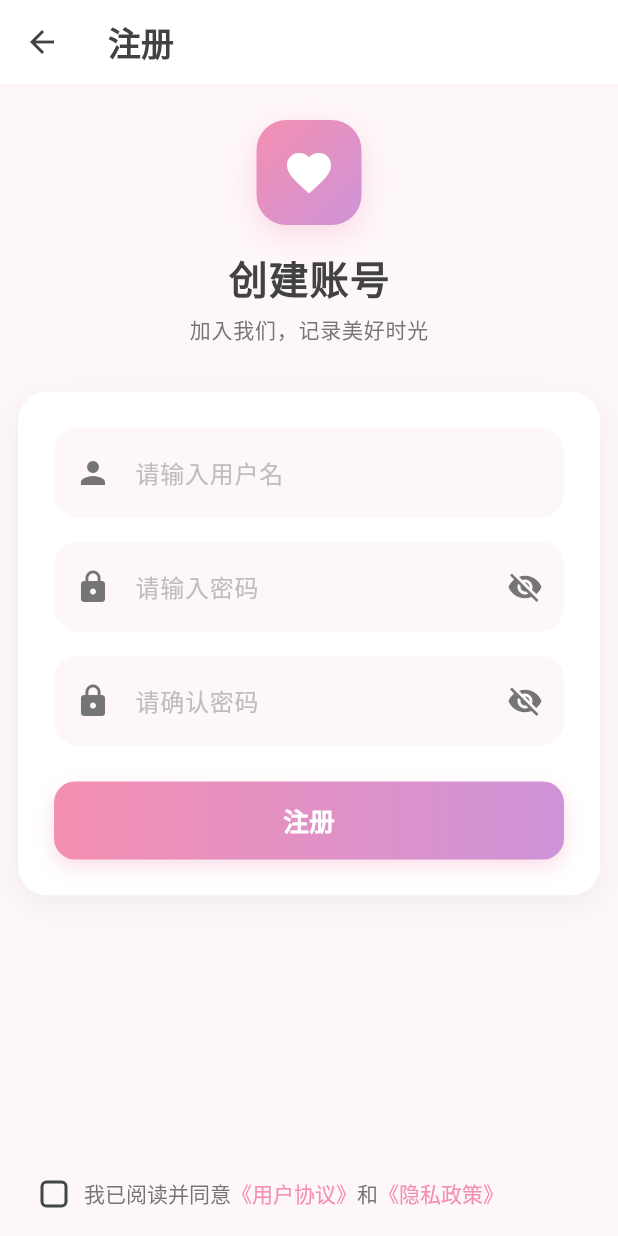
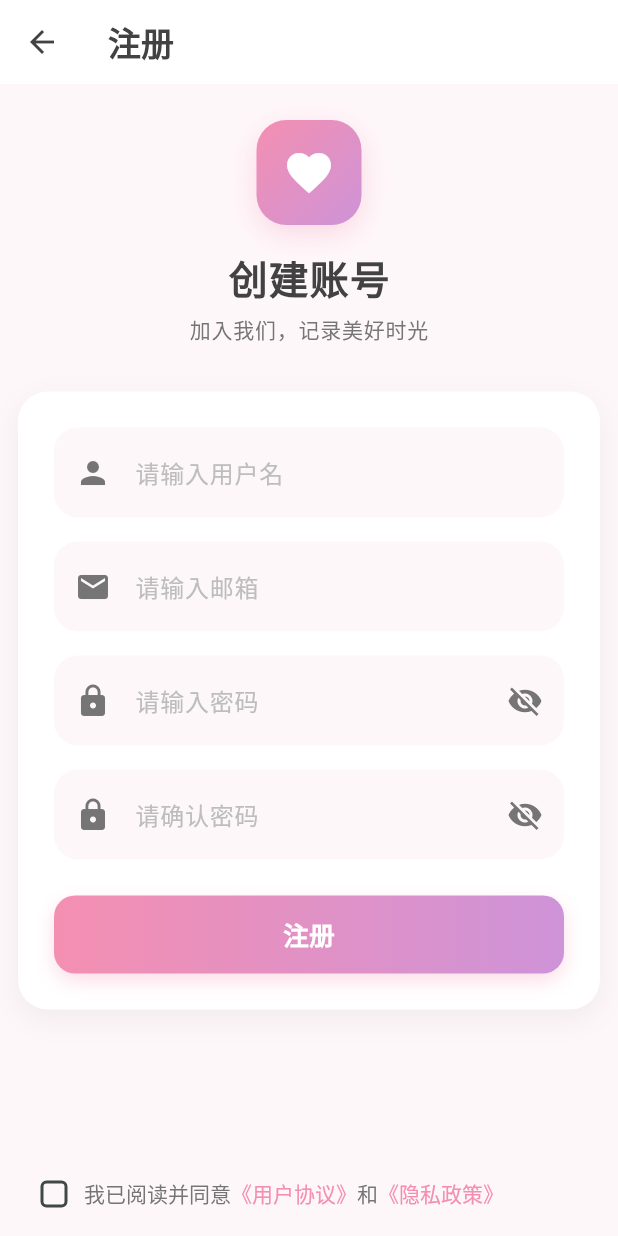
Before and after one commit to zoujinglong666/HeartDays, a Flutter app: the RegisterPage screen opened directly, on a phone screen of 412 x 824 dp. Run offline on Flutter 3.47's test engine with Material 3 defaults, Android fonts, the light colour scheme and no system bars; our stand-ins replace connectivity_plus, device_info_plus, dio, event_bus, flutter_local_notifications, flutter_riverpod and 7 more; missing offline and left inert: chinese_lunar_calendar, dio_cache_interceptor, encrypt, flutter_overlay_window, flutter_sound, http_cache_hive_store and 3 more; accounts and stored records are empty; statements that could not run were skipped.

```diff
--- a/lib/http/dio_client.dart
+++ b/lib/http/dio_client.dart
@@ -19,9 +19,9 @@ class DioClient {
 
   DioClient._internal() {
     BaseOptions options = BaseOptions(
-      baseUrl: 'http://10.9.17.94:3000/api/v1',
-      connectTimeout: const Duration(seconds: 60),
-      receiveTimeout: const Duration(seconds: 60),
+      baseUrl: 'http://10.9.17.94:8888/api/v1',
+      connectTimeout: const Duration(seconds: 10),
+      receiveTimeout: const Duration(seconds: 10),
       headers: {'Accept': 'application/json'},
     );
 
--- a/lib/main.dart
+++ b/lib/main.dart
@@ -9,6 +9,8 @@ import 'package:flutter/services.dart';
 import 'package:heart_days/pages/node_page.dart';
 import 'package:heart_days/services/floating_note_service.dart';
 import 'package:heart_days/utils/navigation_service.dart';
+
+final RouteObserver<ModalRoute<void>> routeObserver = RouteObserver<ModalRoute<void>>();
 
 Future<void> main() async {
   // 沉浸状态栏 + 底部导航栏
@@ -72,6 +74,7 @@ class MyApp extends StatelessWidget {
     return MaterialApp(
       title: '甜甜纪念日',
       navigatorKey: NavigationService.navigatorKey,
+      navigatorObservers: [routeObserver],
       // ✅ 设置全局跳转控制器
       theme: ThemeData(
         colorScheme: ColorScheme.fromSeed(seedColor: Colors.transparent),
--- a/lib/pages/home_page.dart
+++ b/lib/pages/home_page.dart
@@ -348,6 +348,7 @@ class _HomePageState extends State<HomePage> {
       floatingActionButton: Container(
         decoration: BoxDecoration(borderRadius: BorderRadius.circular(16)),
         child: FloatingActionButton(
+          heroTag: 'home_fab', // 唯一tag，防止Hero冲突
           onPressed: () async {
             SafeNavigator.pushOnce(context, AddAnniversaryPage());
           },
--- a/lib/pages/node_page.dart
+++ b/lib/pages/node_page.dart
@@ -489,7 +489,7 @@ class _NodePageState extends State<NodePage> {
         ),
       ),
       floatingActionButton: FloatingActionButton(
-        heroTag: null,
+        heroTag: 'node_fab', // 唯一tag，防止Hero冲突
         // ✅ 关闭默认 Hero tag，避免冲突
         onPressed: _addNote,
         backgroundColor: AppTheme.primary,
--- a/lib/pages/register_page.dart
+++ b/lib/pages/register_page.dart
@@ -11,10 +11,12 @@ class RegisterPage extends StatefulWidget {
 class _RegisterPageState extends State<RegisterPage>
     with TickerProviderStateMixin {
   final TextEditingController _usernameController = TextEditingController();
+  final TextEditingController _emailController = TextEditingController();
   final TextEditingController _passwordController = TextEditingController();
   final TextEditingController _confirmPasswordController =
       TextEditingController();
   final FocusNode _usernameFocusNode = FocusNode();
+  final FocusNode _emailFocusNode = FocusNode();
   final FocusNode _passwordFocusNode = FocusNode();
   final FocusNode _confirmPasswordFocusNode = FocusNode();
 
@@ -61,9 +63,11 @@ class _RegisterPageState extends State<RegisterPage>
   @override
   void dispose() {
     _usernameController.dispose();
+    _emailController.dispose();
     _passwordController.dispose();
     _confirmPasswordController.dispose();
     _usernameFocusNode.dispose();
+    _emailFocusNode.dispose();
     _passwordFocusNode.dispose();
     _confirmPasswordFocusNode.dispose();
     _animationController.dispose();
@@ -102,6 +106,10 @@ class _RegisterPageState extends State<RegisterPage>
   Future<void> _handleRegister() async {
     if (_usernameController.text.isEmpty) {
       _showToast('请输入账号');
+      return;
+    }
+    if (_emailController.text.isEmpty) {
+      _showToast('请输入邮箱');
       return;
     }
     if (_passwordController.text.isEmpty) {
@@ -146,6 +154,7 @@ class _RegisterPageState extends State<RegisterPage>
       try {
         final response = await userRegister({
           "userAccount": username,
+          "email": _emailController.text.trim(),
           "password": password,
           "confirmPassword": confirmPassword,
         });
@@ -294,6 +303,10 @@ class _RegisterPageState extends State<RegisterPage>
           _buildUsernameInput(),
 
           const SizedBox(height: 16),
+          // 邮箱输入框
+          _buildEmailInput(),
+
+          const SizedBox(height: 16),
 
           // 密码输入框
           _buildPasswordInput(),
@@ -333,6 +346,36 @@ class _RegisterPageState extends State<RegisterPage>
           hintText: '请输入用户名',
           hintStyle: TextStyle(color: textLight),
           prefixIcon: Icon(Icons.person, color: textSecondary),
+          border: InputBorder.none,
+          contentPadding: EdgeInsets.symmetric(horizontal: 20, vertical: 16),
+        ),
+        onSubmitted: (value) {
+          _passwordFocusNode.requestFocus();
+        },
+      ),
+    );
+  }
+
+  Widget _buildEmailInput() {
+    return Container(
+      decoration: BoxDecoration(
+        color: backgroundColor,
+        borderRadius: BorderRadius.circular(16),
+        border: Border.all(
+          color: _emailFocusNode.hasFocus ? primaryColor : Colors.transparent,
+          width: 2,
+        ),
+      ),
+      child: TextField(
+        controller: _emailController,
+        focusNode: _emailFocusNode,
+        keyboardType: TextInputType.emailAddress,
+        textInputAction: TextInputAction.next,
+        style: const TextStyle(fontSize: 16, color: textPrimary),
+        decoration: const InputDecoration(
+          hintText: '请输入邮箱',
+          hintStyle: TextStyle(color: textLight),
+          prefixIcon: Icon(Icons.email, color: textSecondary),
           border: InputBorder.none,
           contentPadding: EdgeInsets.symmetric(horizontal: 20, vertical: 16),
         ),
```
Also changed, not shown: lib/http/interceptors/log_interceptor.dart (+39 -4 lines), lib/pages/about_page.dart (+4 -15 lines), lib/pages/login_page.dart (+13 -1 lines), lib/pages/plan_edit_page.dart (+2 -5 lines), lib/pages/plan_page.dart (+23 -1 lines).
